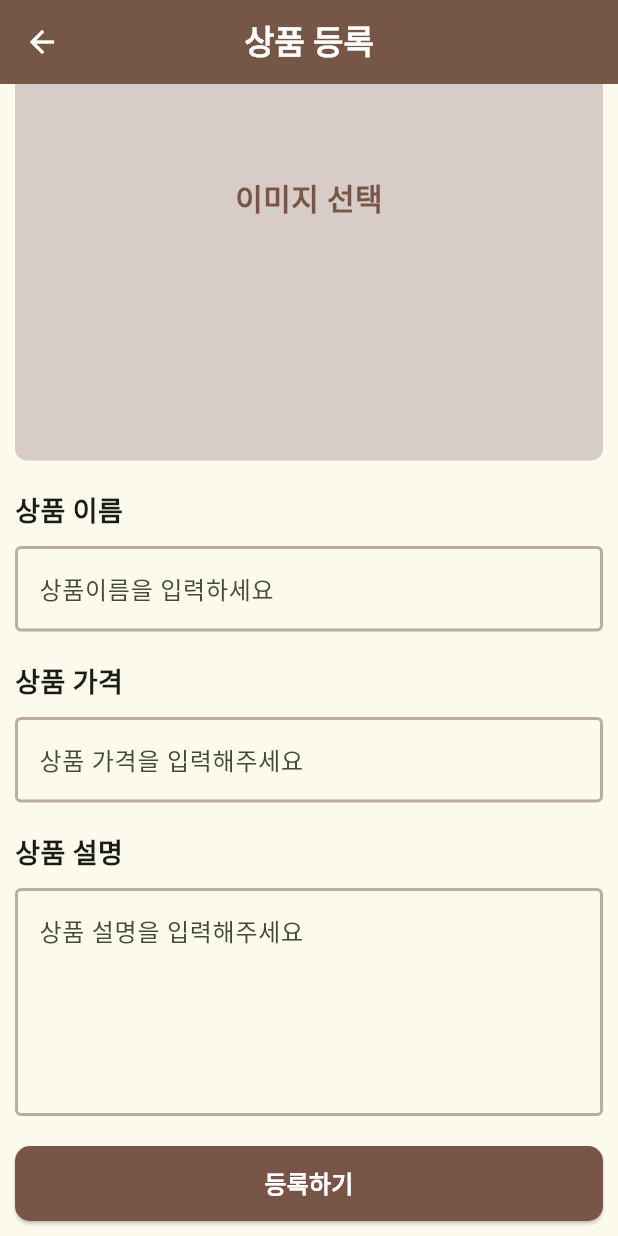
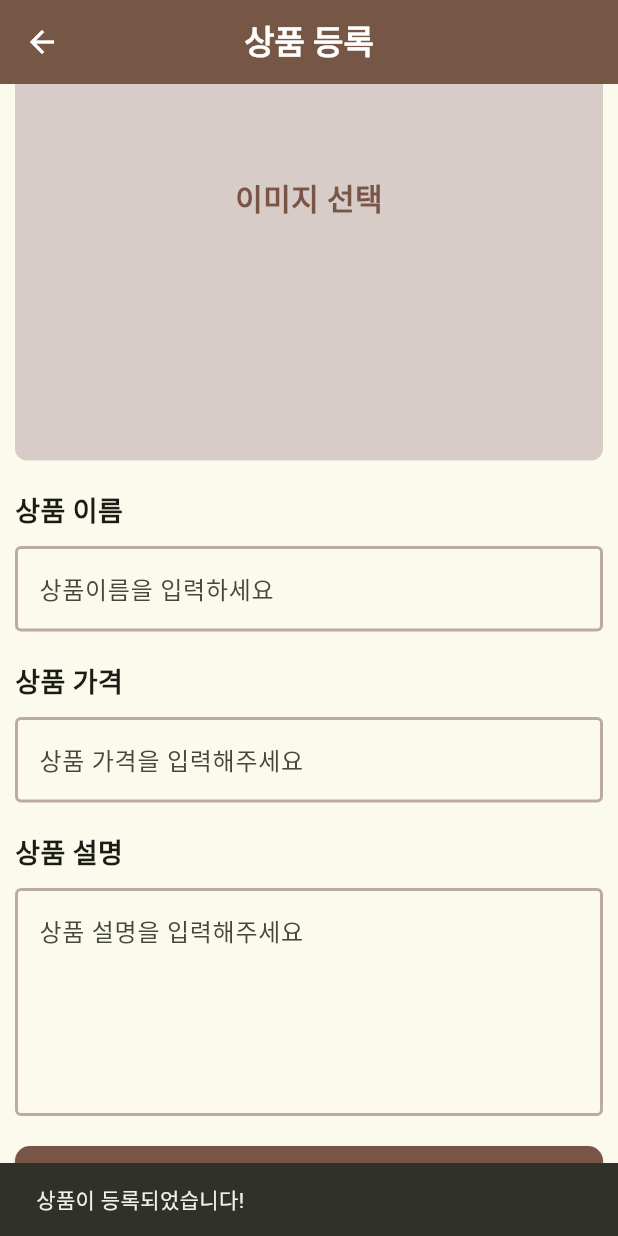
Before and after one commit to Anne9602/dark_horse_book_store, a Flutter app: the ProductAddPage screen opened directly, scrolled down 109 dp, after a tap on "등록하기", on a phone screen of 412 x 824 dp. Run offline on Flutter 3.47's test engine with Material 3 defaults, Android fonts, the phone set to English and light mode, and no system bars.

Commit message:
refactor: clickbutton 공통위젯만들기

```diff
--- /dev/null
+++ b/lib/common_widgets/click_button.dart
@@ -0,0 +1,30 @@
+import 'package:flutter/material.dart';
+
+class ClickButton extends StatelessWidget {
+  final String text;
+  final VoidCallback onPressed;
+
+  const ClickButton({super.key, required this.text, required this.onPressed});
+
+  @override
+  Widget build(BuildContext context) {
+    return SizedBox(
+      height: 50,
+      width: double.infinity,
+      child: ElevatedButton(
+        style: ElevatedButton.styleFrom(
+          backgroundColor: Colors.brown,
+          foregroundColor: Colors.white,
+          shape: RoundedRectangleBorder(
+            borderRadius: BorderRadius.circular(10),
+          ),
+        ),
+        onPressed: () => onPressed.call(),
+        child: Text(
+          text,
+          style: TextStyle(fontSize: 16, fontWeight: FontWeight.bold),
+        ),
+      ),
+    );
+  }
+}
--- a/lib/pages/product_add_page/product_add_page.dart
+++ b/lib/pages/product_add_page/product_add_page.dart
@@ -1,4 +1,5 @@
 import 'package:dark_horse_book_store/common_widgets/appbar.dart';
+import 'package:dark_horse_book_store/common_widgets/click_button.dart';
 import 'package:dark_horse_book_store/pages/product_add_page/widgets/textformfield.dart';
 import 'package:flutter/material.dart';
 
@@ -88,26 +89,22 @@ class ProductAddPage extends StatelessWidget {
 
               //등록버튼
               SizedBox(height: 20),
-              SizedBox(
-                height: 50,
-                width: double.infinity,
+              ClickButton(
+                onPressed: () {
+                  //등록 버튼 클릭 시 상품 등록 로직 추가
+                  //1. 입력된 정보 가져오기
+                  String title = _textEditingTitleController.text;
+                  String price = _textEditingPriceController.text;
+                  String content = _textEditingContentController.text;
 
-                child: ElevatedButton(
-                  style: ElevatedButton.styleFrom(
-                    backgroundColor: Colors.brown,
-                    foregroundColor: Colors.white,
-                    shape: RoundedRectangleBorder(
-                      borderRadius: BorderRadius.circular(10),
-                    ),
-                  ),
-                  onPressed: () {
-                    //등록 버튼 누르기
-                  },
-                  child: Text(
-                    '등록하기',
-                    style: TextStyle(fontSize: 16, fontWeight: FontWeight.bold),
-                  ),
-                ),
+                  //2. 상품 등록 API 호출 또는 로컬 데이터베이스에 저장
+
+                  //3. 성공 시 알림 메시지 표시 및 페이지 이동
+                  ScaffoldMessenger.of(
+                    context,
+                  ).showSnackBar(SnackBar(content: Text('상품이 등록되었습니다!')));
+                },
+                text: '등록하기',
               ),
             ],
           ),
```
Also changed, not shown: lib/pages/cart_page/widgets/cart_item_tile.dart (+5 -7 lines).
